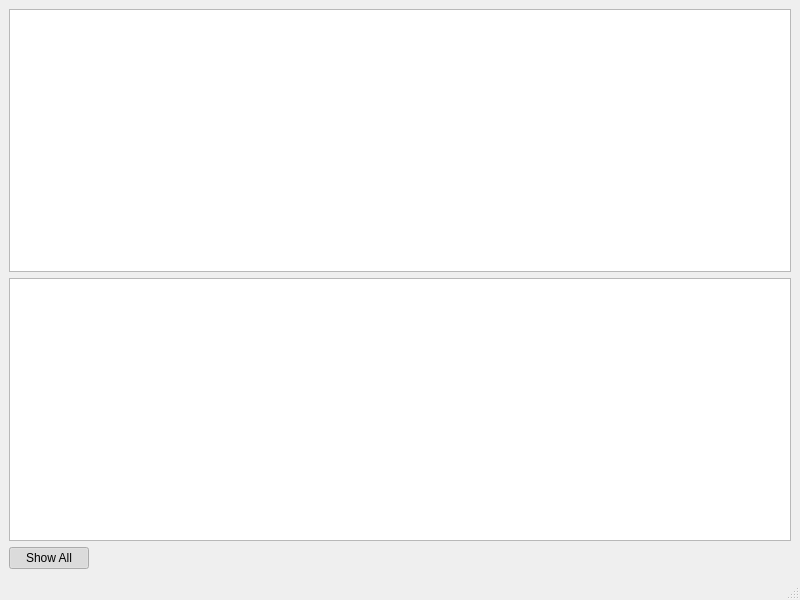
Old version of the form mainwindow.ui in the repository eloranta/VibeFood.
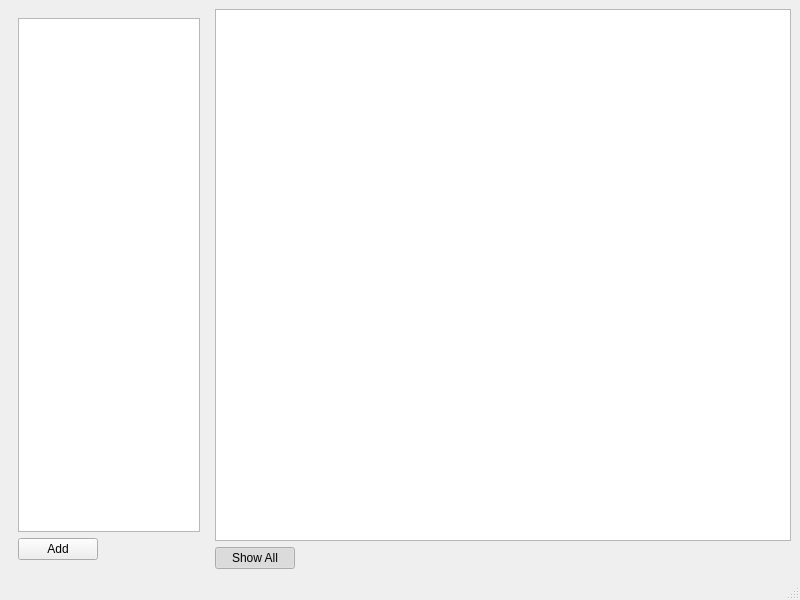
New version of the form.

What changed in the file:
```diff
--- a/mainwindow.ui
+++ b/mainwindow.ui
@@ -14,9 +14,25 @@
    <string>VibeFood</string>
   </property>
   <widget class="QWidget" name="centralwidget">
-   <layout class="QGridLayout" name="gridLayout">
-    <item row="0" column="0">
-     <layout class="QVBoxLayout" name="verticalLayout">
+   <layout class="QHBoxLayout" name="horizontalLayout_7">
+    <item>
+     <layout class="QHBoxLayout" name="horizontalLayout_6">
+      <!-- LEFT PANE WRAPPED IN WIDGET WITH FIXED WIDTH -->
+      <item>
+       <widget class="QWidget" name="leftPane">
+        <property name="minimumSize">
+         <size>
+          <width>200</width>
+          <height>0</height>
+         </size>
+        </property>
+        <property name="maximumSize">
+         <size>
+          <width>200</width>
+          <height>16777215</height>
+         </size>
+        </property>
+        <layout class="QVBoxLayout" name="verticalLayout_2">
       <item>
        <widget class="QTableView" name="foodView">
         <attribute name="horizontalHeaderStretchLastSection">
@@ -28,6 +44,36 @@
        </widget>
       </item>
       <item>
+          <layout class="QHBoxLayout" name="horizontalLayout_3">
+           <item>
+            <widget class="QPushButton" name="addFood">
+             <property name="text">
+              <string>Add</string>
+             </property>
+            </widget>
+           </item>
+           <item>
+            <spacer name="horizontalSpacer_2">
+             <property name="orientation">
+              <enum>Qt::Orientation::Horizontal</enum>
+             </property>
+             <property name="sizeHint" stdset="0">
+              <size>
+               <width>40</width>
+               <height>20</height>
+              </size>
+             </property>
+            </spacer>
+           </item>
+          </layout>
+         </item>
+        </layout>
+       </widget>
+      </item>
+      <!-- RIGHT PANE UNCHANGED -->
+      <item>
+       <layout class="QVBoxLayout" name="verticalLayout">
+        <item>
        <widget class="QTableView" name="ingredientView">
         <attribute name="horizontalHeaderStretchLastSection">
          <bool>true</bool>
@@ -37,9 +83,7 @@
         </attribute>
        </widget>
       </item>
-     </layout>
-    </item>
-    <item row="1" column="0">
+        <item>
      <layout class="QHBoxLayout" name="horizontalLayout">
       <item>
        <widget class="QPushButton" name="btnShowAll">
@@ -66,6 +110,10 @@
          </size>
         </property>
        </spacer>
+          </item>
+         </layout>
+        </item>
+       </layout>
       </item>
      </layout>
     </item>
```
Lines whose indentation alone changed are shown as unchanged.
